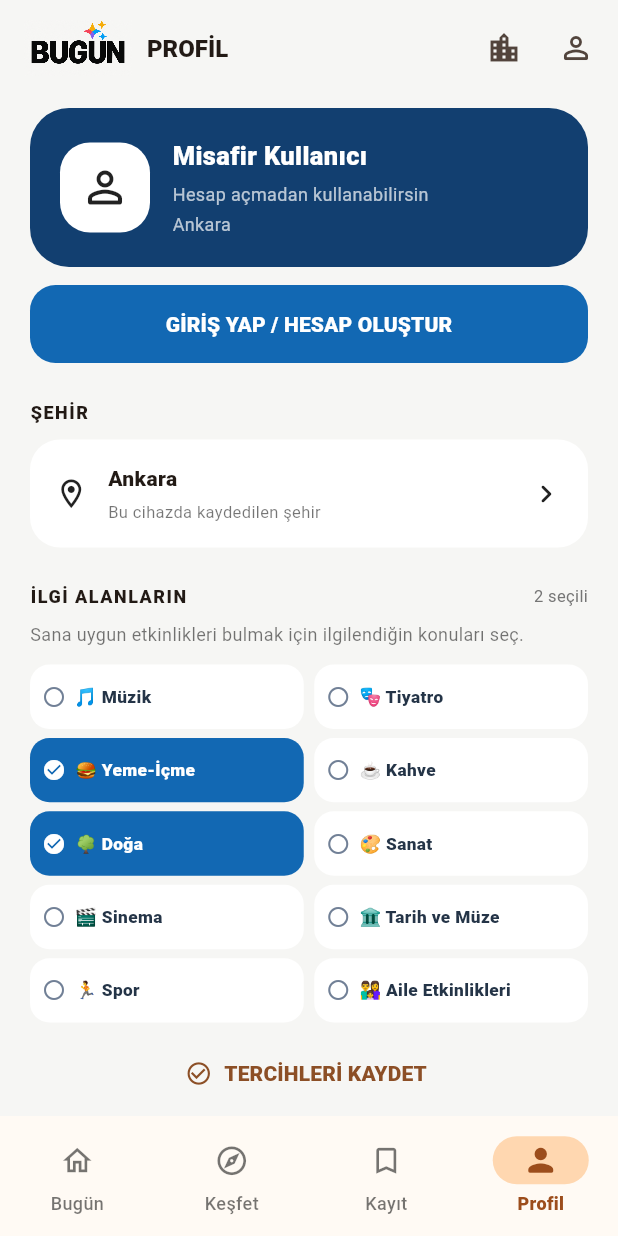
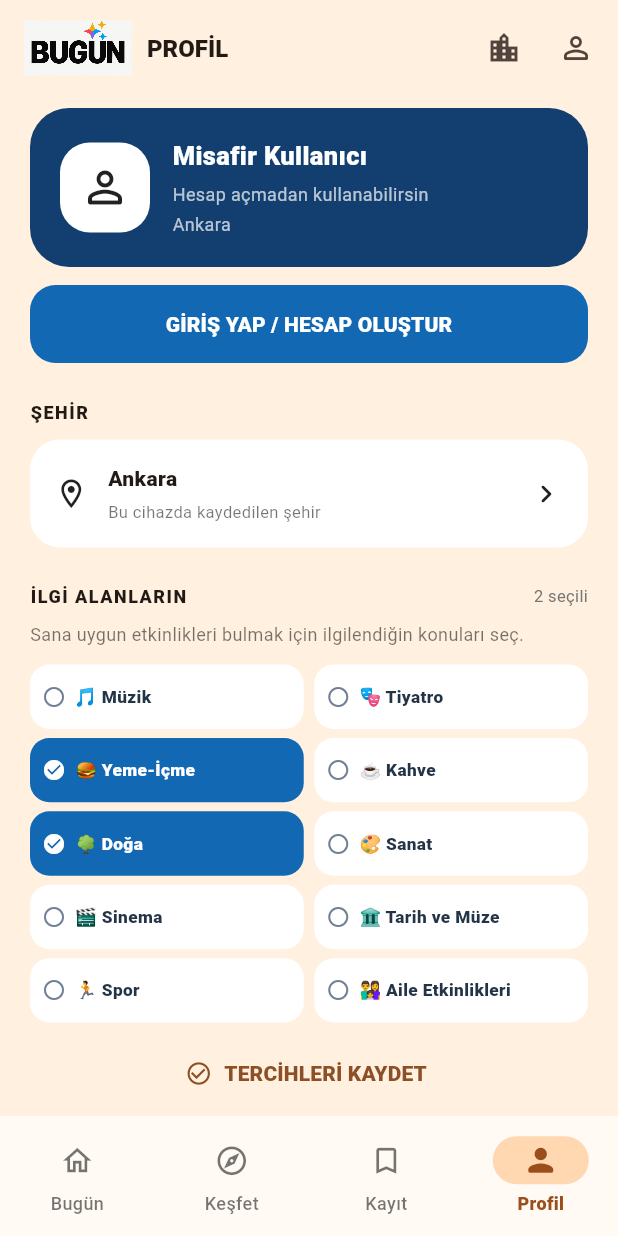
Before and after one commit to ssselimilhan-cell/Bu-G-n, a Flutter app: the screen it shows after launch, item 4 of the bottom bar chosen, on a phone screen of 412 x 824 dp. Run offline on Flutter 3.47's test engine with Material 3 defaults, Android fonts, the phone set to English and light mode, and no system bars; our stand-ins replace flutter_map, geolocator, latlong2, share_plus, shared_preferences, supabase_flutter; accounts and stored records are empty.

Commit message:
Apply warm orange app-wide theme

```diff
--- a/lib/screens/profile_screen.dart
+++ b/lib/screens/profile_screen.dart
@@ -333,10 +333,10 @@
   Widget build(BuildContext context) {
     final signedIn = _user != null;
     return Scaffold(
-      backgroundColor: const Color(0xFFF6F6F4),
+      backgroundColor: const Color(0xFFFFF0DF),
       appBar: AppBar(
         toolbarHeight: 64,
-        backgroundColor: const Color(0xFFF6F6F4),
+        backgroundColor: const Color(0xFFFFF0DF),
         surfaceTintColor: Colors.transparent,
         elevation: 0,
         titleSpacing: 16,
```
